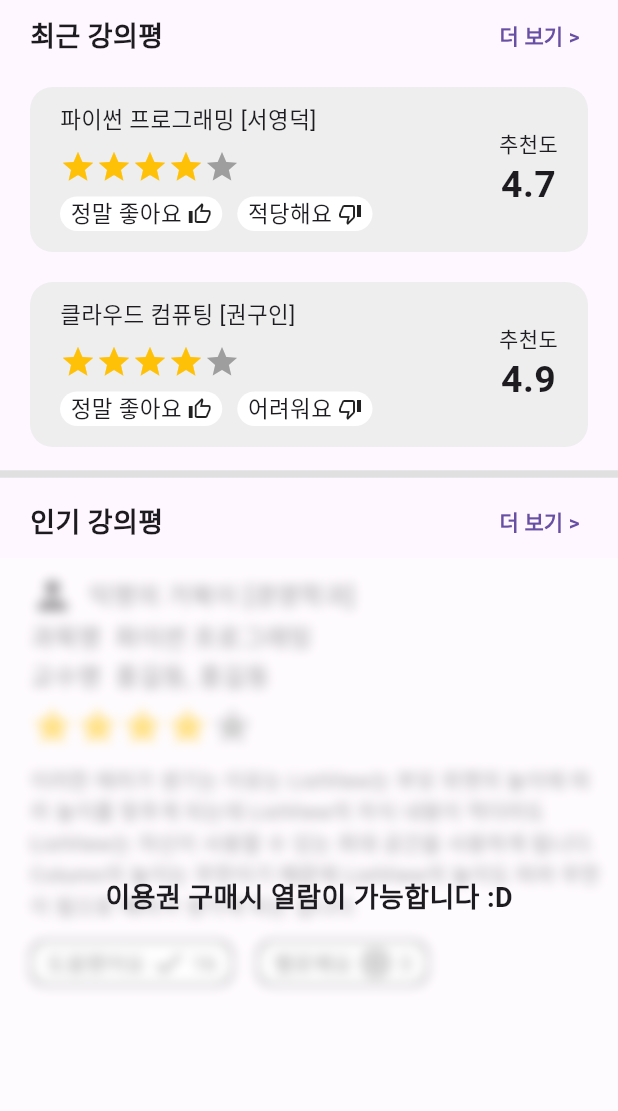
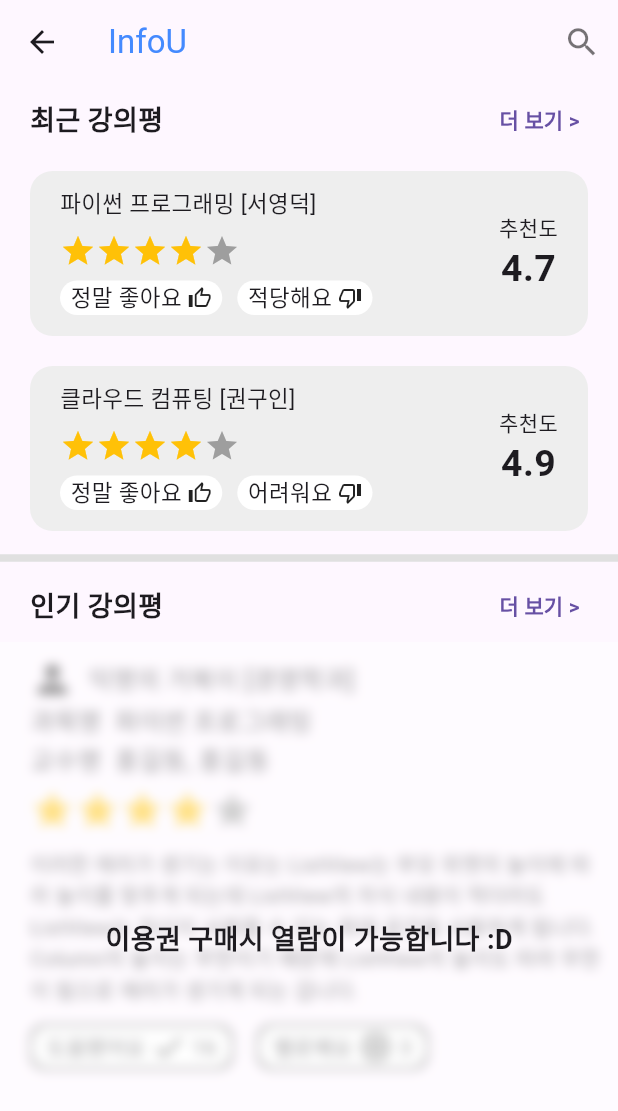
Before and after one commit to INfoU-INHA-for-U/INfoU, a Flutter app: the evaluate_screen screen opened directly, on a phone screen of 412 x 824 dp. Shown: the top 1111 px of the screen. Run offline on Flutter 3.47's test engine with Material 3 defaults, Android fonts, the phone set to English and light mode, and no system bars; drawn by our look-alikes of blur; our stand-ins replace carousel_slider, google_fonts, simple_gradient_text, smooth_page_indicator; network calls fail.

Commit message:
강의평가 appbar 수정

```diff
--- a/lib/main_screen.dart
+++ b/lib/main_screen.dart
@@ -28,9 +28,6 @@ class _main_screenState extends State<main_screen> {
   Widget build(BuildContext context) {
     return Scaffold(
       resizeToAvoidBottomInset: false,
-      appBar: AppBar(
-          title: const Text('InfoU', style: TextStyle(color: Colors.blueAccent),)
-      ),
       body: _screen_list[_selected_index],
       bottomNavigationBar: BottomNavigationBar(
         items: <BottomNavigationBarItem>[
--- a/lib/view/notice_screen.dart
+++ b/lib/view/notice_screen.dart
@@ -74,6 +74,9 @@ class _announce_screenState extends State<announce_screen> {
         FocusManager.instance.primaryFocus?.unfocus();
       },
       child: Scaffold(
+          appBar: AppBar(
+              title: const Text('InfoU', style: TextStyle(color: Colors.blueAccent),)
+          ),
           resizeToAvoidBottomInset: false,
           body: Container(
             width: MediaQuery.of(context).size.width,
--- a/lib/view/rating_screen.dart
+++ b/lib/view/rating_screen.dart
@@ -266,6 +266,17 @@ class _evalute_screenState extends State<evaluate_screen> {
   @override
   Widget build(BuildContext context) {
     return Scaffold(
+        appBar: AppBar(
+            title: const Text('InfoU', style: TextStyle(color: Colors.blueAccent),),
+            actions: [
+              IconButton(
+                  onPressed: () {},
+                  icon: Icon(
+                    Icons.search,
+                    size: 25,
+                    color: Colors.black54,
+                  )),
+            ]),
         body: Container(
           child: Column(
             children: [
```
